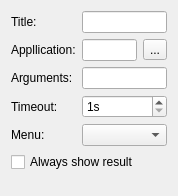
Old version of the form app/settings/actioneditor.ui in the repository sendevent/yangl.
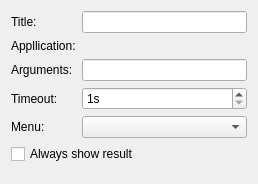
New version of the form. Custom widgets are drawn as their Qt base class.

Commit message: Path to a binary editor separated into a class

Patch:
```diff
--- a/app/settings/actioneditor.ui
+++ b/app/settings/actioneditor.ui
@@ -6,8 +6,8 @@
    <rect>
     <x>0</x>
     <y>0</y>
-    <width>178</width>
-    <height>196</height>
+    <width>258</width>
+    <height>184</height>
    </rect>
   </property>
   <layout class="QFormLayout" name="formLayout">
@@ -29,18 +29,7 @@
     </widget>
    </item>
    <item row="1" column="1">
-    <layout class="QHBoxLayout" name="hLayoutApp">
-     <item>
-      <widget class="QLineEdit" name="leApplication"/>
-     </item>
-     <item>
-      <widget class="QToolButton" name="btnApplication">
-       <property name="text">
-        <string>...</string>
-       </property>
-      </widget>
-     </item>
-    </layout>
+    <widget class="AppPathEditor" name="leApplication" native="true"/>
    </item>
    <item row="2" column="0">
     <widget class="QLabel" name="label_3">
@@ -91,6 +80,14 @@
    </item>
   </layout>
  </widget>
+ <customwidgets>
+  <customwidget>
+   <class>AppPathEditor</class>
+   <extends>QWidget</extends>
+   <header>apppatheditor.h</header>
+   <container>1</container>
+  </customwidget>
+ </customwidgets>
  <resources/>
  <connections/>
 </ui>
```
The commit also changes 6 other files.
